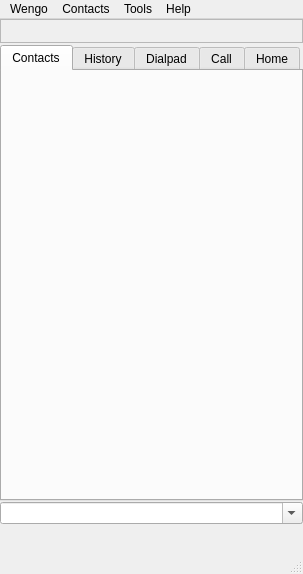
The window that wengophone/src/presentation/qt/WengoPhoneWindow.ui (tkrotoff/WengoPhone) describes before a commit, drawn with Qt 5.
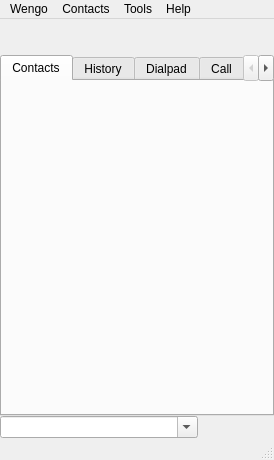
The same window after the commit. Icons and pictures are not drawn.

Commit message: Icons inside profileBar

The edit to the form file:
```diff
--- a/wengophone/src/presentation/qt/WengoPhoneWindow.ui
+++ b/wengophone/src/presentation/qt/WengoPhoneWindow.ui
@@ -8,8 +8,8 @@
    <rect>
     <x>0</x>
     <y>0</y>
-    <width>303</width>
-    <height>574</height>
+    <width>274</width>
+    <height>460</height>
    </rect>
   </property>
   <property name="windowTitle" >
@@ -21,38 +21,96 @@
      <number>0</number>
     </property>
     <property name="spacing" >
-     <number>1</number>
+     <number>0</number>
     </property>
-    <item row="4" column="0" >
-     <spacer>
-      <property name="orientation" >
-       <enum>Qt::Vertical</enum>
-      </property>
-      <property name="sizeType" >
-       <enum>QSizePolicy::Fixed</enum>
-      </property>
-      <property name="sizeHint" >
+    <item row="1" column="0" >
+     <widget class="QFrame" name="profileBar" >
+      <property name="minimumSize" >
        <size>
-        <width>20</width>
-        <height>5</height>
+        <width>10</width>
+        <height>10</height>
        </size>
       </property>
-     </spacer>
+     </widget>
     </item>
     <item row="3" column="0" >
-     <widget class="QComboBox" name="phoneComboBox" >
-      <property name="sizePolicy" >
-       <sizepolicy>
-        <hsizetype>7</hsizetype>
-        <vsizetype>0</vsizetype>
-        <horstretch>0</horstretch>
-        <verstretch>0</verstretch>
-       </sizepolicy>
+     <layout class="QGridLayout" >
+      <property name="margin" >
+       <number>0</number>
       </property>
-      <property name="editable" >
-       <bool>true</bool>
+      <property name="spacing" >
+       <number>4</number>
       </property>
-     </widget>
+      <item row="0" column="0" >
+       <widget class="QComboBox" name="phoneComboBox" >
+        <property name="sizePolicy" >
+         <sizepolicy>
+          <hsizetype>7</hsizetype>
+          <vsizetype>0</vsizetype>
+          <horstretch>0</horstretch>
+          <verstretch>0</verstretch>
+         </sizepolicy>
+        </property>
+        <property name="editable" >
+         <bool>true</bool>
+        </property>
+       </widget>
+      </item>
+      <item row="0" column="1" >
+       <widget class="QPushButton" name="videoCallButton" >
+        <property name="maximumSize" >
+         <size>
+          <width>16</width>
+          <height>16</height>
+         </size>
+        </property>
+        <property name="icon" >
+         <iconset resource="wengophone.qrc" >:/pics/call_video_button.png</iconset>
+        </property>
+        <property name="flat" >
+         <bool>true</bool>
+        </property>
+       </widget>
+      </item>
+      <item row="0" column="2" >
+       <widget class="QPushButton" name="hangUpButton" >
+        <property name="maximumSize" >
+         <size>
+          <width>16</width>
+          <height>16</height>
+         </size>
+        </property>
+        <property name="icon" >
+         <iconset resource="wengophone.qrc" >:/pics/hangup_button.png</iconset>
+        </property>
+        <property name="flat" >
+         <bool>true</bool>
+        </property>
+       </widget>
+      </item>
+      <item row="0" column="3" >
+       <widget class="QPushButton" name="callButton" >
+        <property name="maximumSize" >
+         <size>
+          <width>32</width>
+          <height>32</height>
+         </size>
+        </property>
+        <property name="icon" >
+         <iconset resource="wengophone.qrc" >:/pics/call_button.png</iconset>
+        </property>
+        <property name="iconSize" >
+         <size>
+          <width>32</width>
+          <height>32</height>
+         </size>
+        </property>
+        <property name="flat" >
+         <bool>true</bool>
+        </property>
+       </widget>
+      </item>
+     </layout>
     </item>
     <item row="2" column="0" >
      <widget class="QTabWidget" name="tabWidget" >
@@ -83,101 +141,23 @@
       </widget>
      </widget>
     </item>
-    <item row="1" column="0" >
-     <widget class="QFrame" name="profileBar" >
-      <property name="frameShape" >
-       <enum>QFrame::NoFrame</enum>
-      </property>
-      <property name="frameShadow" >
-       <enum>QFrame::Raised</enum>
-      </property>
-     </widget>
-    </item>
-    <item row="5" column="0" >
-     <layout class="QGridLayout" >
-      <property name="margin" >
-       <number>0</number>
-      </property>
-      <property name="spacing" >
-       <number>6</number>
-      </property>
-      <item row="0" column="2" >
-       <widget class="QPushButton" name="hangUpButton" >
-        <property name="icon" >
-         <iconset resource="wengophone.qrc" >:/pics/hangup_button.png</iconset>
-        </property>
-        <property name="iconSize" >
-         <size>
-          <width>42</width>
-          <height>42</height>
-         </size>
-        </property>
-        <property name="flat" >
-         <bool>true</bool>
-        </property>
-       </widget>
-      </item>
-      <item row="0" column="0" >
-       <spacer>
-        <property name="orientation" >
-         <enum>Qt::Horizontal</enum>
-        </property>
-        <property name="sizeHint" >
-         <size>
-          <width>40</width>
-          <height>20</height>
-         </size>
-        </property>
-       </spacer>
-      </item>
-      <item row="0" column="3" >
-       <spacer>
-        <property name="orientation" >
-         <enum>Qt::Horizontal</enum>
-        </property>
-        <property name="sizeHint" >
-         <size>
-          <width>40</width>
-          <height>20</height>
-         </size>
-        </property>
-       </spacer>
-      </item>
-      <item row="0" column="1" >
-       <widget class="QPushButton" name="callButton" >
-        <property name="icon" >
-         <iconset resource="wengophone.qrc" >:/pics/call_button.png</iconset>
-        </property>
-        <property name="iconSize" >
-         <size>
-          <width>42</width>
-          <height>42</height>
-         </size>
-        </property>
-        <property name="flat" >
-         <bool>true</bool>
-        </property>
-       </widget>
-      </item>
-     </layout>
-    </item>
     <item row="0" column="0" >
      <widget class="QFrame" name="iconBar" >
-      <property name="frameShape" >
-       <enum>QFrame::StyledPanel</enum>
-      </property>
-      <property name="frameShadow" >
-       <enum>QFrame::Raised</enum>
-      </property>
       <layout class="QGridLayout" >
        <property name="margin" >
-        <number>0</number>
+        <number>2</number>
        </property>
        <property name="spacing" >
-        <number>0</number>
+        <number>10</number>
        </property>
        <item row="0" column="4" >
         <widget class="QPushButton" name="startChatButton" >
+         <property name="maximumSize" >
+          <size>
+           <width>32</width>
+           <height>32</height>
+          </size>
+         </property>
          <property name="text" >
           <string/>
          </property>
@@ -197,6 +177,12 @@
        </item>
        <item row="0" column="5" >
         <widget class="QPushButton" name="sendSmsButton" >
+         <property name="maximumSize" >
+          <size>
+           <width>32</width>
+           <height>32</height>
+          </size>
+         </property>
          <property name="text" >
           <string/>
          </property>
@@ -216,6 +202,12 @@
        </item>
        <item row="0" column="3" >
         <widget class="QPushButton" name="startConferenceButton" >
+         <property name="maximumSize" >
+          <size>
+           <width>32</width>
+           <height>32</height>
+          </size>
+         </property>
          <property name="text" >
           <string/>
          </property>
@@ -235,6 +227,12 @@
        </item>
        <item row="0" column="2" >
         <widget class="QPushButton" name="findContactButton" >
+         <property name="maximumSize" >
+          <size>
+           <width>32</width>
+           <height>32</height>
+          </size>
+         </property>
          <property name="text" >
           <string/>
          </property>
@@ -254,6 +252,12 @@
        </item>
        <item row="0" column="1" >
         <widget class="QPushButton" name="addContactButton" >
+         <property name="maximumSize" >
+          <size>
+           <width>32</width>
+           <height>32</height>
+          </size>
+         </property>
          <property name="text" >
           <string/>
          </property>
@@ -307,7 +311,7 @@
     <rect>
      <x>0</x>
      <y>0</y>
-     <width>303</width>
+     <width>274</width>
      <height>19</height>
     </rect>
    </property>
@@ -376,8 +380,8 @@
    <property name="geometry" >
     <rect>
      <x>0</x>
-     <y>555</y>
-     <width>303</width>
+     <y>441</y>
+     <width>274</width>
      <height>19</height>
     </rect>
    </property>
```
The commit also changes 5 other files.
